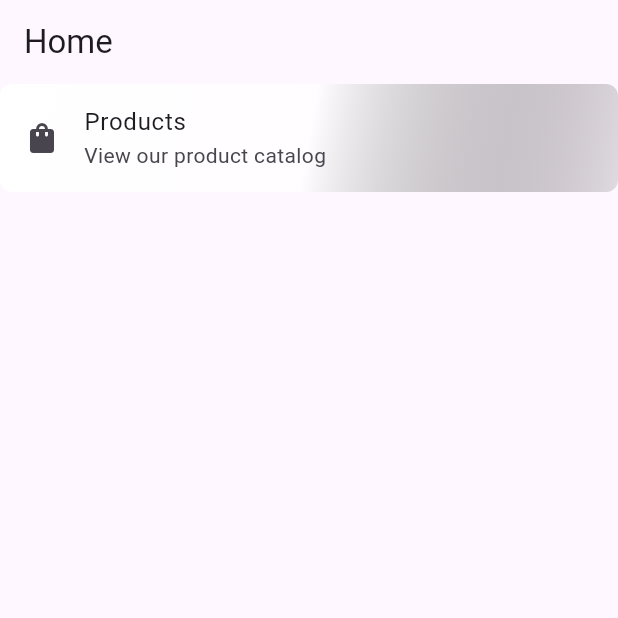
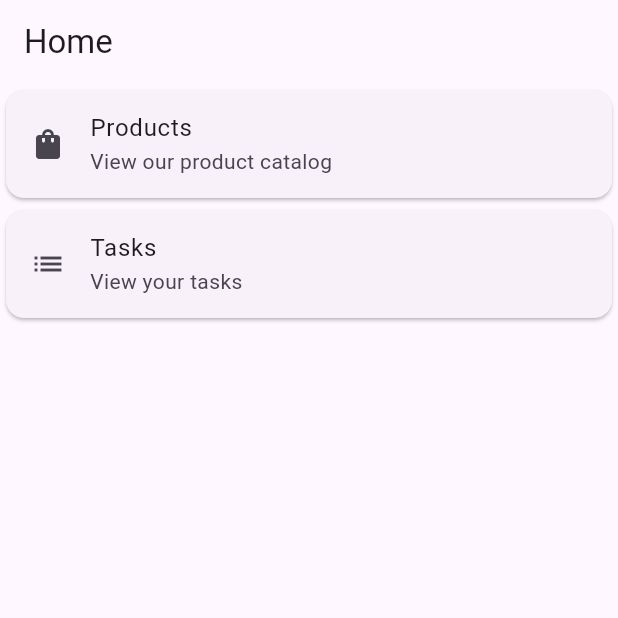
Before and after one commit to Pradeepa651/kutoot_assignment, a Flutter app: the screen it shows after launch, on a phone screen of 412 x 824 dp, the top half of it. Run offline on Flutter 3.47's test engine with Material 3 defaults, Android fonts, the phone set to English and light mode, and no system bars; our stand-ins replace dio, equatable, flutter_bloc, get_it, go_router, hive_flutter; accounts and stored records are empty.

Commit message:
feat: implement task management with TaskBloc, TaskState, and local database; add FastScrollingCubit and update UI components

```diff
--- a/lib/bloc/cubit/fast_srcolling_cubit.dart
+++ b/lib/bloc/cubit/fast_scrolling_cubit.dart
@@ -1,7 +1,7 @@
 import 'package:flutter_bloc/flutter_bloc.dart';
 
-class FastSrcollingCubit extends Cubit<bool> {
-  FastSrcollingCubit() : super(false);
+class FastScrollingCubit extends Cubit<bool> {
+  FastScrollingCubit() : super(false);
 
   void updateScrollState(bool isFastScrolling) {
     if (state != isFastScrolling) {
--- a/lib/bloc/task_bloc/task_state.dart
+++ b/lib/bloc/task_bloc/task_state.dart
@@ -1,10 +1,17 @@
 part of 'task_bloc.dart';
 
-sealed class TaskState extends Equatable {
-  const TaskState();
+class TaskState extends Equatable {
+  const TaskState({required this.tasks, required this.unSyncedTasks});
+  final List<Task> tasks;
+  final List<Task> unSyncedTasks;
 
   @override
-  List<Object> get props => [];
+  List<Object> get props => [tasks, unSyncedTasks];
+
+  TaskState copyWith({List<Task>? tasks, List<Task>? unSyncedTasks}) {
+    return TaskState(
+      tasks: tasks ?? this.tasks,
+      unSyncedTasks: unSyncedTasks ?? this.unSyncedTasks,
+    );
+  }
 }
-
-final class TaskInitial extends TaskState {}
--- a/lib/page/home_page.dart
+++ b/lib/page/home_page.dart
@@ -11,18 +11,7 @@ class HomePage extends StatelessWidget {
       appBar: AppBar(title: const Text('Home')),
       body: Column(
         children: [
-          RepaintBoundary(
-            child: Container(
-              decoration: BoxDecoration(
-                gradient: const LinearGradient(
-                  colors: [Colors.white, Colors.white70, Colors.black12],
-                  begin: Alignment.topLeft,
-                  end: Alignment.bottomRight,
-                ),
-
-                borderRadius: BorderRadius.circular(8),
-              ),
-
+          Card(
             child: ListTile(
               title: const Text('Products'),
               subtitle: const Text('View our product catalog'),
@@ -32,6 +21,15 @@ class HomePage extends StatelessWidget {
               },
             ),
           ),
+          Card(
+            child: ListTile(
+              title: const Text('Tasks'),
+              subtitle: const Text('View your tasks'),
+              leading: const Icon(Icons.list),
+              onTap: () {
+                context.push(AppRoutes.tasks);
+              },
+            ),
           ),
         ],
       ),
--- a/lib/routes/app_router.dart
+++ b/lib/routes/app_router.dart
@@ -3,6 +3,7 @@ import 'package:flutter_developer_assignment_task/routes/app_routes.dart'
 import 'package:go_router/go_router.dart';
 import '../page/home_page.dart' show HomePage;
 import '../page/product_page.dart' show ProductPage;
+import '../page/task_page.dart' show TaskPage;
 
 class AppRouter {
   static final GoRouter router = GoRouter(
@@ -15,6 +16,10 @@ class AppRouter {
             path: AppRoutes.products,
             builder: (context, state) => const ProductPage(),
           ),
+          GoRoute(
+            path: AppRoutes.tasks,
+            builder: (context, state) => const TaskPage(),
+          ),
         ],
       ),
     ],
--- a/lib/routes/app_routes.dart
+++ b/lib/routes/app_routes.dart
@@ -1,9 +1,5 @@
-
-
 class AppRoutes {
-
   static const String initial = '/';
   static const String products = '/products';
-
-
+  static const String tasks = '/tasks';
 }
--- a/pubspec.yaml
+++ b/pubspec.yaml
@@ -39,6 +39,7 @@ dependencies:
   equatable: ^2.0.8
   go_router: ^17.2.0
   hive_flutter: ^1.1.0
+  get_it: ^9.2.1
 
 dev_dependencies:
   flutter_test:
```
Also changed, not shown: lib/bloc/task_bloc/task_bloc.dart (+69 -2 lines), lib/core/service/local_db.dart (added, +28 -0 lines), lib/main.dart (+10 -1 lines), lib/page/product_page.dart (+10 -10 lines), lib/page/task_page.dart (added, +34 -0 lines), pubspec.lock. Lines whose indentation alone changed are shown as unchanged.
